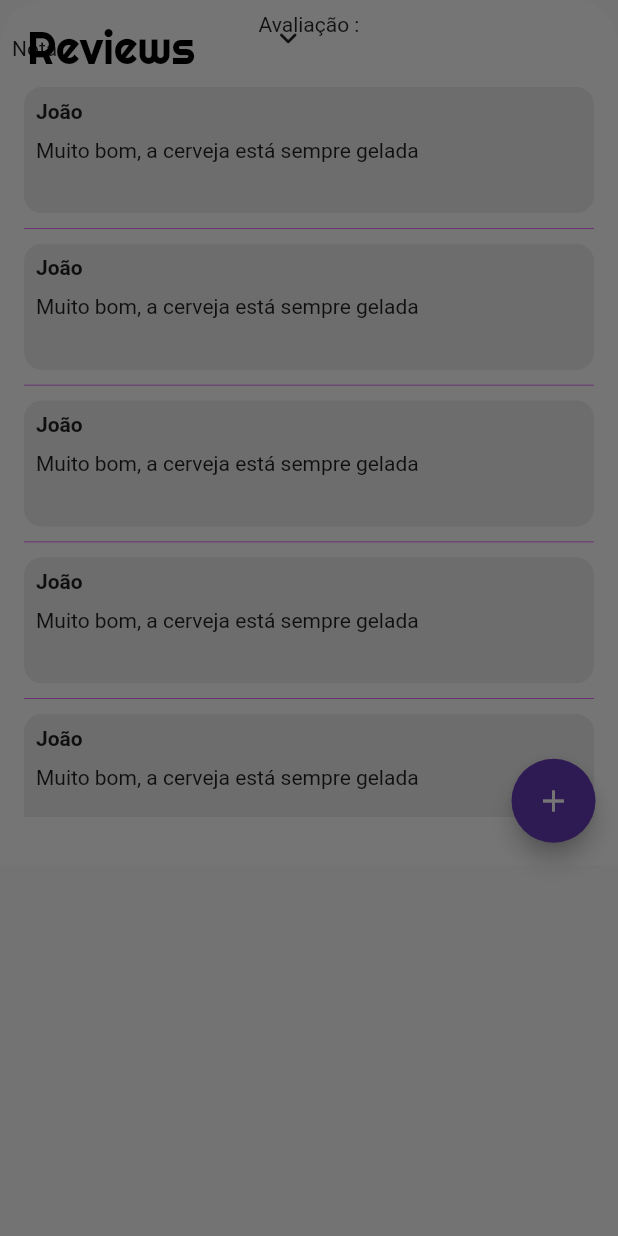
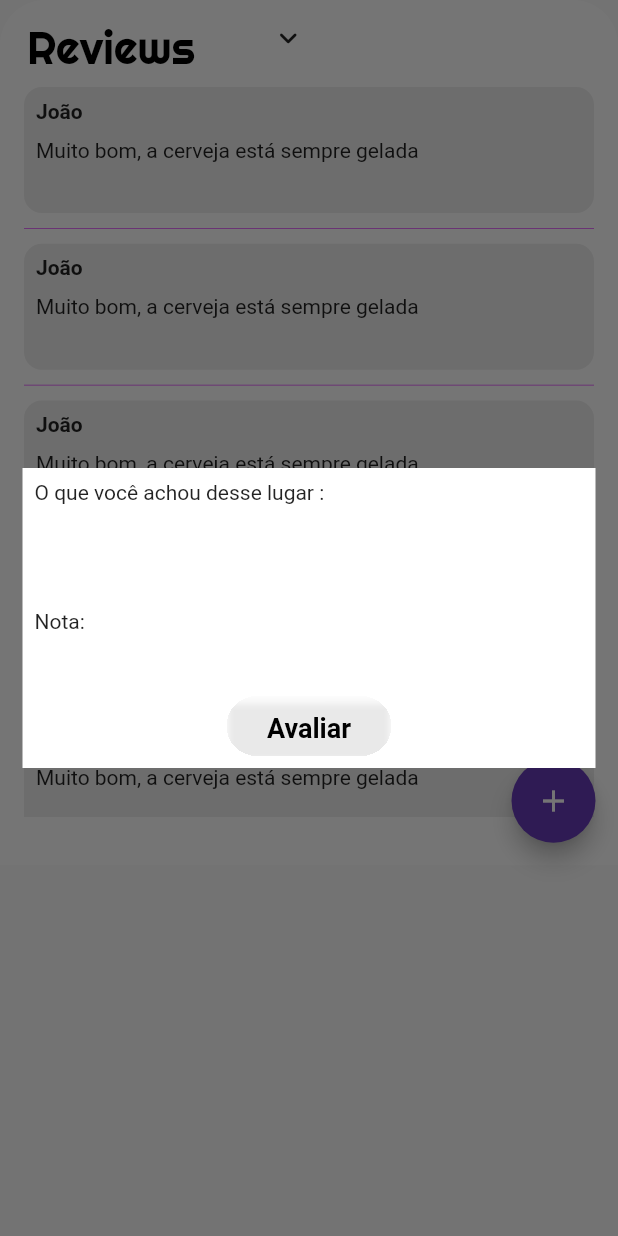
Before and after one commit to AndreNagem1/RoleApp, a Flutter app: the ReviewsPage widget shown alone on an empty page, opened directly, after a tap on the "add" icon, on a phone screen of 412 x 824 dp. Run offline on Flutter 3.47's test engine with Material 2 defaults, Android fonts, the phone set to English and light mode, and no system bars; our stand-ins replace cloud_firestore, firebase_core, geolocator, get, google_fonts, google_maps_flutter; missing offline and left inert: geoflutterfire; accounts and stored records are empty.

Commit message:
fixed dialog

```diff
--- a/lib/add_review_dialog.dart
+++ b/lib/add_review_dialog.dart
@@ -1,5 +1,7 @@
 import 'package:flutter/cupertino.dart';
 import 'package:flutter/material.dart';
+import 'package:google_fonts/google_fonts.dart';
+import 'package:rolesp/round_buttton.dart';
 
 class AddReviewDialog extends StatelessWidget {
   const AddReviewDialog({Key? key}) : super(key: key);
@@ -10,19 +12,21 @@ class AddReviewDialog extends StatelessWidget {
     List<String> spinnerItems = ['1.0', '2.0', '3.0', '4.0', '5.0'];
 
     return Padding(
+      padding: const EdgeInsets.all(15.0),
+      child: Container(
+        height: 200,
+        color: Colors.white,
+        width: double.infinity,
+        child: Padding(
           padding: const EdgeInsets.all(8.0),
-      child: SizedBox(
-        height: 400,
+          child: Column(
+            crossAxisAlignment: CrossAxisAlignment.start,
+            children: [
+              const Text('O que você achou desse lugar :'),
+              Container(
+                height: 70,
                 width: double.infinity,
-        child: Column(
-          children: [
-            const Text('Avaliação :'),
-            // const TextField(
-            //   decoration: InputDecoration(
-            //     border: OutlineInputBorder(),
-            //     hintText: 'Enter a search term',
-            //   ),
-            // ),
+              ),
               Row(
                 children: const [
                   Text('Nota:'),
@@ -37,8 +41,30 @@ class AddReviewDialog extends StatelessWidget {
                   //   onChanged: (value) {},
                   // )
                 ],
-            )
+              ),
+              const Spacer(),
+              Row(
+                mainAxisAlignment: MainAxisAlignment.center,
+                children: [
+                  RoundButton(
+                    height: 40,
+                    width: 110,
+                    onPress: () {},
+                    text: 'Avaliar',
+                    backGroundColor: const Color.fromARGB(176, 255, 255, 255),
+                    borderColor: Colors.black,
+                    font: GoogleFonts.roboto(
+                      textStyle: const TextStyle(
+                        fontSize: 18,
+                        color: Colors.black,
+                        fontWeight: FontWeight.bold,
+                      ),
+                    ),
+                  ),
                 ],
+              ),
+            ],
+          ),
         ),
       ),
     );
--- a/lib/reviews_page.dart
+++ b/lib/reviews_page.dart
@@ -132,7 +132,7 @@ class ReviewsPage extends StatelessWidget {
   openAddReviewDialog(BuildContext context) {
     showDialog(
       context: context,
-      builder: (_) => const AddReviewDialog(),
+      builder: (_) => const Center(child: AddReviewDialog()),
     );
   }
 }
```
Lines whose indentation alone changed are shown as unchanged.
